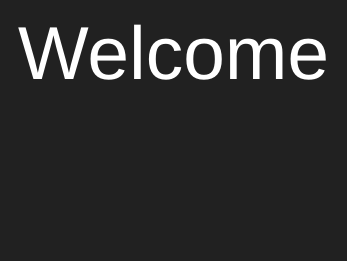
This is src/qvwelcomedialog.ui in jurplel/qView as Qt 5 draws it before an edit. The edited form follows.
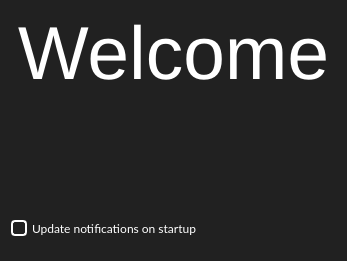
This is the edited form. Icons and pictures are not drawn.

Commit message: Add update notifications option

```diff
--- a/src/qvwelcomedialog.ui
+++ b/src/qvwelcomedialog.ui
@@ -418,6 +418,61 @@
      </property>
     </widget>
    </item>
+   <item>
+    <spacer name="horizontalSpacer">
+     <property name="orientation">
+      <enum>Qt::Horizontal</enum>
+     </property>
+     <property name="sizeHint" stdset="0">
+      <size>
+       <width>40</width>
+       <height>20</height>
+      </size>
+     </property>
+    </spacer>
+   </item>
+   <item>
+    <widget class="QCheckBox" name="updateCheckBox">
+     <property name="styleSheet">
+      <string notr="true">QCheckBox {
+	color: white;
+	font-family: Lato;
+	spacing: 5px;
+}
+
+QCheckBox::indicator {
+    width: 12px;
+    height: 12px;
+	border: 2px solid #FFFFFF;
+	border-radius: 4px;
+	background: none;
+}
+
+QCheckBox::indicator:unchecked:hover {
+	background: rgba(255, 255, 255, 90);
+}
+
+QCheckBox::indicator:unchecked:pressed {
+	background: rgba(255, 255, 255, 127);
+}
+
+QCheckBox::indicator:checked {	
+	image: url(:/images/resources/checkmark.png);
+}
+
+QCheckBox::indicator:checked:hover {	
+	background: rgba(255, 255, 255, 90);
+}
+
+QCheckBox::indicator:checked:pressed {	
+	background: rgba(255, 255, 255, 127);
+}</string>
+     </property>
+     <property name="text">
+      <string>Update notifications on startup</string>
+     </property>
+    </widget>
+   </item>
   </layout>
  </widget>
  <resources/>
```
The commit also changes 7 other files.
